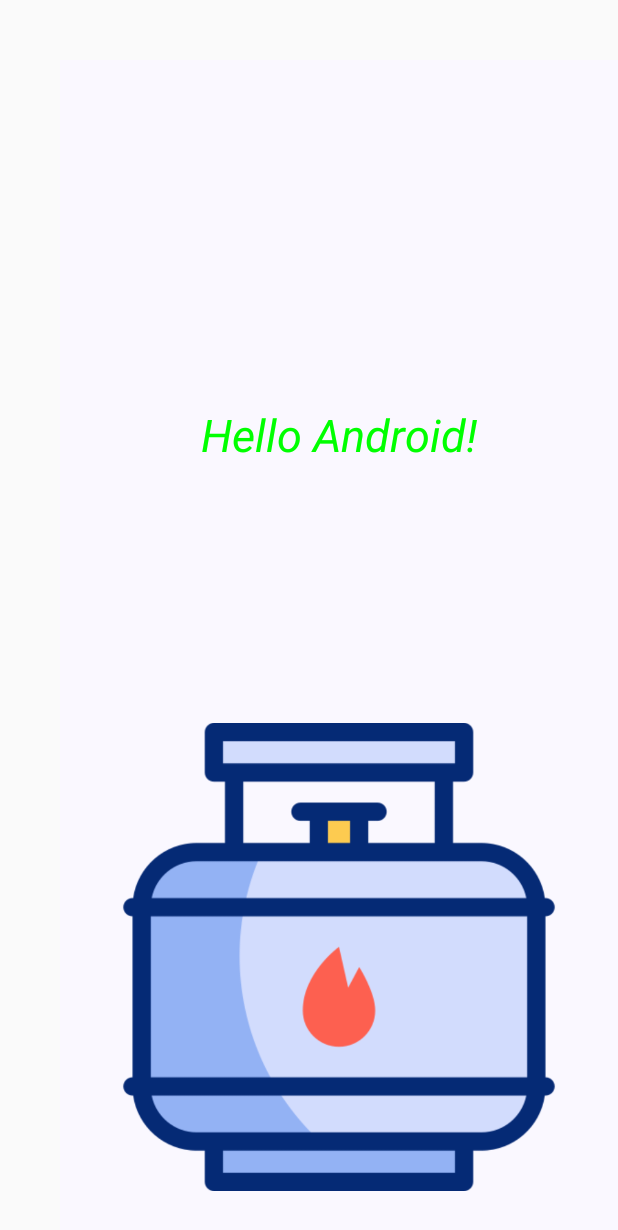
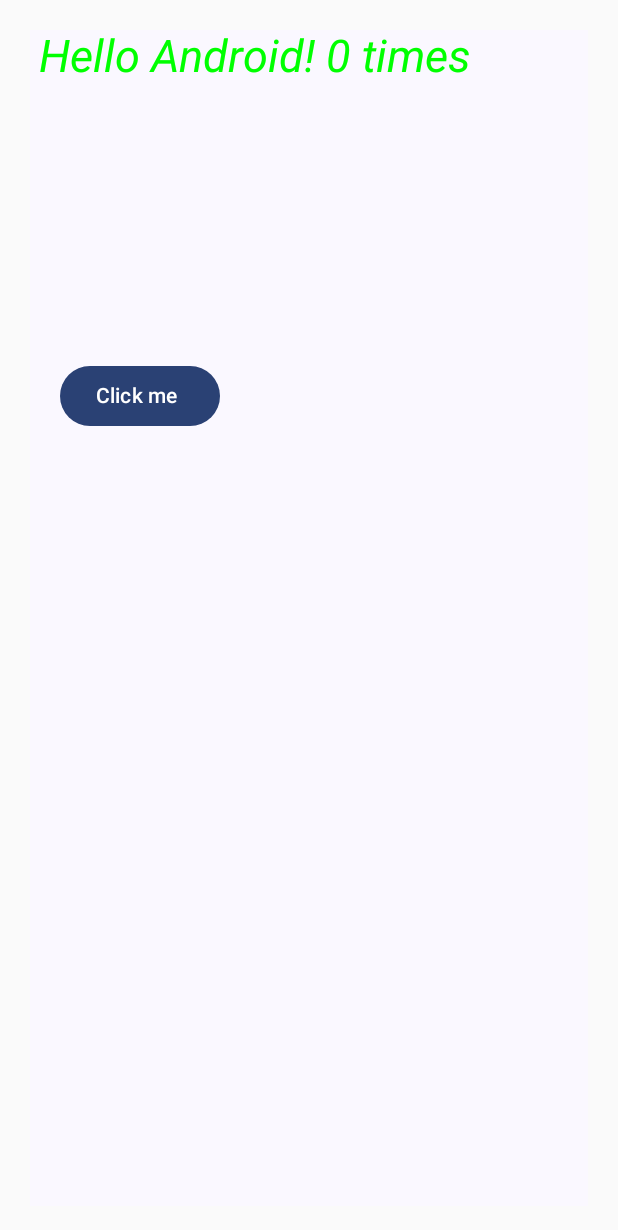
Before and after one commit to paras-infostride/android_practise, an Android app built with Jetpack Compose: the screen it shows after launch (MainActivity), on a phone screen of 412 x 824 dp. Shown: the top 1230 px of the screen. Run offline under Robolectric (Android 15) with nearby library versions, the light colour scheme and no system bars.

Commit message:
state hosting demo

```diff
--- a/app/src/main/java/com/example/sample_2/MainActivity.kt
+++ b/app/src/main/java/com/example/sample_2/MainActivity.kt
@@ -3,7 +3,7 @@ package com.example.sample_2
 import android.os.Bundle
 import androidx.activity.ComponentActivity
 import androidx.activity.compose.setContent
-import androidx.compose.foundation.Image
+import androidx.compose.foundation.background
 import androidx.compose.foundation.layout.Arrangement
 import androidx.compose.foundation.layout.Box
 import androidx.compose.foundation.layout.Column
@@ -12,14 +12,18 @@ import androidx.compose.foundation.layout.Column
 import androidx.compose.foundation.layout.fillMaxSize
 import androidx.compose.foundation.layout.padding
 import androidx.compose.foundation.layout.size
+import androidx.compose.foundation.shape.CircleShape
+import androidx.compose.material3.Button
 import androidx.compose.material3.MaterialTheme
 import androidx.compose.material3.Surface
 import androidx.compose.material3.Text
 import androidx.compose.runtime.Composable
+import androidx.compose.runtime.MutableState
+import androidx.compose.runtime.mutableStateOf
+import androidx.compose.runtime.remember
 import androidx.compose.ui.Alignment
 import androidx.compose.ui.Modifier
 import androidx.compose.ui.graphics.Color
-import androidx.compose.ui.res.painterResource
 import androidx.compose.ui.text.TextStyle
 import androidx.compose.ui.text.font.FontStyle
 import androidx.compose.ui.tooling.preview.Preview
@@ -35,14 +39,20 @@ class MainActivity : ComponentActivity() {
                 // A surface container using the 'background' color from the theme
                 Surface(
                     modifier = Modifier
-                        .fillMaxSize()
-                        .padding(
-                            top = 40.dp,
-                            start = 40.dp
-                        ),
+                        .fillMaxSize().padding(20.dp),
                     color = MaterialTheme.colorScheme.background,
                     content = {
-                        Greeting("Android")
+                        var state : MutableState<Int> = remember {
+                            mutableStateOf(0)
+                        }
+                      Column {
+                          Greeting("Android" , modifier =  Modifier , state = state.value)
+                          SecondCompose(state.value,
+                              {
+                                  state.value++;
+                              }
+                          )
+                      }
                     }
                 )
             }
@@ -52,18 +62,18 @@ class MainActivity : ComponentActivity() {
 
 
 @Composable
-fun Greeting(name: String, modifier: Modifier = Modifier) {
+fun Greeting(name: String, modifier: Modifier , state : Int) {
 
    Column(
-      modifier =  modifier.fillMaxSize().padding(30.dp),
+      modifier = Modifier
+          .size(height = 200.dp , width = 300.dp)
+          .padding(0.dp),
        verticalArrangement = Arrangement.SpaceBetween,
        horizontalAlignment = Alignment.CenterHorizontally
-
    ) {
 
-       Box(modifier = modifier.size(30.dp),)
        Text(
-           text = "Hello $name!",
+           text = "Hello $name! $state times",
 //        color = Color.Blue,
            fontStyle = FontStyle.Italic,
            style = TextStyle(
@@ -72,18 +82,21 @@ fun Greeting(name: String, modifier: Modifier = Modifier) {
            ),
            modifier = modifier
        )
-//     Box(modifier = modifier.size(30.dp),
-//
-//         )
 
 
-       Image(
-           painter = painterResource(id = R.drawable.gas),
-           contentDescription = "Dummy image",
-           )
+
    }
 }
 
+
+@Composable
+fun SecondCompose(state : Int , increment :   () -> Unit ) {
+    Button(
+        modifier = Modifier.padding(20.dp), onClick = { increment(); }) {
+        Text(text = "Click me ");
+
+    }
+}
 
 
 @Preview(
@@ -92,9 +105,10 @@ fun Greeting(name: String, modifier: Modifier = Modifier) {
     heightDp = 600,
     showBackground = true
 )
+
 @Composable
 fun seePreview() {
     Sample_2Theme {
-        Greeting("Android")
+        Greeting("Android" , modifier =  Modifier.fillMaxSize() ,state =7)
     }
 }
```
